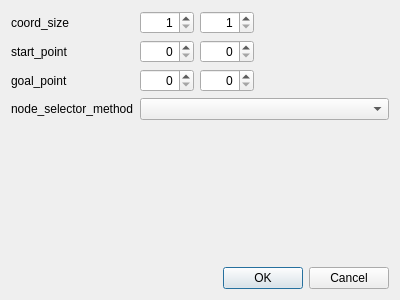
This is settingsdialog.ui in jnbarchan/astar as Qt 5 draws it before an edit. The edited form follows.
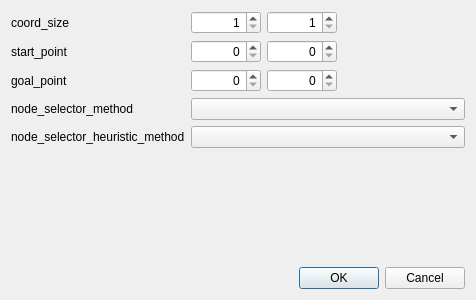
This is the edited form.

Patch:
```diff
--- a/settingsdialog.ui
+++ b/settingsdialog.ui
@@ -6,7 +6,7 @@
    <rect>
     <x>0</x>
     <y>0</y>
-    <width>400</width>
+    <width>476</width>
     <height>300</height>
    </rect>
   </property>
@@ -33,6 +33,12 @@
            <verstretch>0</verstretch>
           </sizepolicy>
          </property>
+         <property name="minimumSize">
+          <size>
+           <width>70</width>
+           <height>0</height>
+          </size>
+         </property>
          <property name="alignment">
           <set>Qt::AlignRight|Qt::AlignTrailing|Qt::AlignVCenter</set>
          </property>
@@ -52,6 +58,12 @@
            <verstretch>0</verstretch>
           </sizepolicy>
          </property>
+         <property name="minimumSize">
+          <size>
+           <width>70</width>
+           <height>0</height>
+          </size>
+         </property>
          <property name="alignment">
           <set>Qt::AlignRight|Qt::AlignTrailing|Qt::AlignVCenter</set>
          </property>
@@ -82,6 +94,12 @@
            <verstretch>0</verstretch>
           </sizepolicy>
          </property>
+         <property name="minimumSize">
+          <size>
+           <width>70</width>
+           <height>0</height>
+          </size>
+         </property>
          <property name="alignment">
           <set>Qt::AlignRight|Qt::AlignTrailing|Qt::AlignVCenter</set>
          </property>
@@ -98,6 +116,12 @@
            <verstretch>0</verstretch>
           </sizepolicy>
          </property>
+         <property name="minimumSize">
+          <size>
+           <width>70</width>
+           <height>0</height>
+          </size>
+         </property>
          <property name="alignment">
           <set>Qt::AlignRight|Qt::AlignTrailing|Qt::AlignVCenter</set>
          </property>
@@ -125,6 +149,12 @@
            <verstretch>0</verstretch>
           </sizepolicy>
          </property>
+         <property name="minimumSize">
+          <size>
+           <width>70</width>
+           <height>0</height>
+          </size>
+         </property>
          <property name="alignment">
           <set>Qt::AlignRight|Qt::AlignTrailing|Qt::AlignVCenter</set>
          </property>
@@ -141,6 +171,12 @@
            <verstretch>0</verstretch>
           </sizepolicy>
          </property>
+         <property name="minimumSize">
+          <size>
+           <width>70</width>
+           <height>0</height>
+          </size>
+         </property>
          <property name="alignment">
           <set>Qt::AlignRight|Qt::AlignTrailing|Qt::AlignVCenter</set>
          </property>
@@ -161,6 +197,16 @@
      <item row="3" column="1">
       <widget class="QComboBox" name="node_selector_method"/>
      </item>
+     <item row="4" column="0">
+      <widget class="QLabel" name="label_2">
+       <property name="text">
+        <string>node_selector_heuristic_method</string>
+       </property>
+      </widget>
+     </item>
+     <item row="4" column="1">
+      <widget class="QComboBox" name="node_selector_heuristic_method"/>
+     </item>
     </layout>
    </item>
    <item>
```
